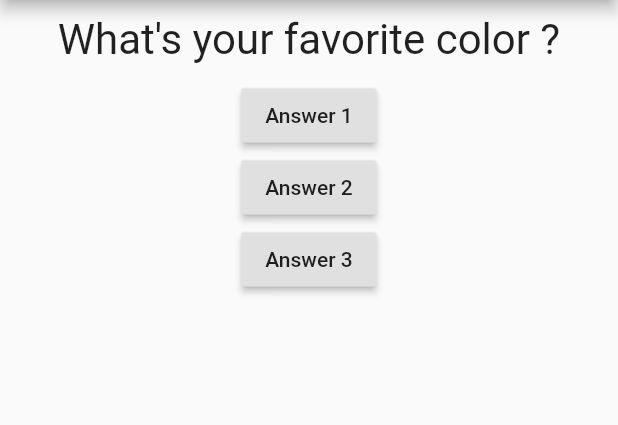
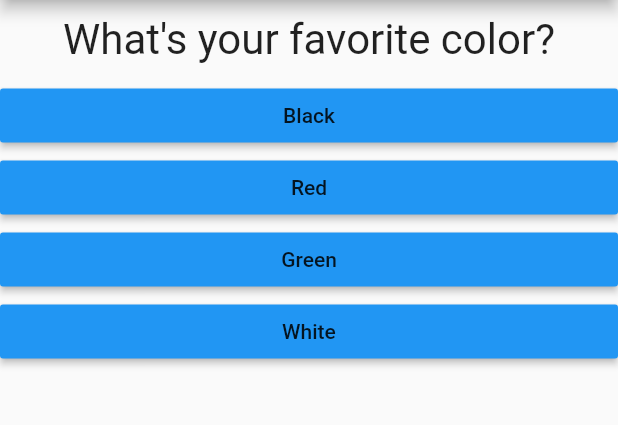
Before and after one commit to jirawatfreedom/my_app, a Flutter app: the screen it shows after launch, on a phone screen of 412 x 824 dp, the part 84-509 px from its top. Run offline on Flutter 3.47's test engine with Material 2 defaults, Android fonts, the phone set to English and light mode, and no system bars.

Commit message:
spit quiz

```diff
--- /dev/null
+++ b/lib/answer.dart
@@ -0,0 +1,18 @@
+import 'package:flutter/material.dart';
+
+class Answer extends StatelessWidget {
+  final Function selectHandler;
+  final String answerText;
+  Answer(this.selectHandler, this.answerText);
+  @override
+  Widget build(BuildContext context) {
+    return Container(
+      width: double.infinity,
+      child: RaisedButton(
+          color: Colors.blue,
+          child: Text(answerText),
+          onPressed: selectHandler,
+      ),
+    );
+  }
+}
--- a/lib/main.dart
+++ b/lib/main.dart
@@ -1,53 +1,68 @@
 import 'package:flutter/material.dart';
-import './question.dart';
+import './quiz.dart';
+
 void main() => runApp(MyApp());
 
 class MyApp extends StatefulWidget {
   @override
   State<StatefulWidget> createState() {
-    // TODO: implement createState
     return _MyAppState();
   }
 }
+
 class _MyAppState extends State<MyApp> {
   var _questionIndex = 0;
-  void answerQuestion() {
+  void _answerQuestion() {
     setState(() {
       _questionIndex = _questionIndex + 1;
     });
     print(_questionIndex);
   }
+
   @override
   Widget build(BuildContext context) {
-    var questions = [
-      'What\'s your favorite color ? ',
-      'What\'s your favorite animal ? '
+    final _questions = [
+      {
+        'questionText': 'What\'s your favorite color?',
+        'answers': [
+          'Black',
+          'Red',
+          'Green',
+          'White',
+        ],
+      },
+      {
+        'questionText': 'What\'s your favorite animal?',
+        'answers': [
+          'Rabbit',
+          'Snake',
+          'Elephant',
+          'Lion',
+        ],
+      },
+      {
+        'questionText': 'What\'s your favorite instructor?',
+        'answers': [
+          'Home',
+          'Tower',
+          'Elephant',
+          'Lion',
+        ],
+      },
     ];
     return MaterialApp(
       home: Scaffold(
         appBar: AppBar(
           title: Text('My First App'),
         ),
-            body: Column(
-                children: [
-                  Question(
-                      questions[_questionIndex],
-                  ),
-                  RaisedButton(
-                      child: Text('Answer 1'),
-                      onPressed: answerQuestion,
-                  ),
-                  RaisedButton(
-                      child: Text('Answer 2'),
-                      onPressed: () => print('Answer 2 chosen!'),
-                  ),
-                  RaisedButton(
-                      child: Text('Answer 3'),
-                      onPressed: () {
-                        print('Answer 3 chosen!');
-                      },
-                  ),
-                ],
+        body: _questionIndex < _questions.length
+            ? Quiz(
+                answerQuestion: _answerQuestion,
+                questionIndex: _questionIndex,
+                questions: _questions,
+              )
+            : Center(
+                child: Text('You did it!'),
               ),
       ),
     );
--- /dev/null
+++ b/lib/quiz.dart
@@ -0,0 +1,26 @@
+import 'package:flutter/material.dart';
+import './question.dart';
+import './answer.dart';
+
+class Quiz extends StatelessWidget {
+  final List<Map<String, Object>> questions;
+  final int questionIndex;
+  final Function answerQuestion;
+  Quiz(
+      {@required this.questions,
+      @required this.answerQuestion,
+      @required this.questionIndex});
+  @override
+  Widget build(BuildContext context) {
+    return Column(
+      children: [
+        Question(
+          questions[questionIndex]['questionText'],
+        ),
+        ...(questions[questionIndex]['answers'] as List<String>).map((answer) {
+          return Answer(answerQuestion, answer);
+        }).toList()
+      ],
+    );
+  }
+}
--- /dev/null
+++ b/lib/result.dart
@@ -0,0 +1,10 @@
+import 'package:flutter/material.dart';
+
+class Result extends StatelessWidget {
+  @override
+  Widget build(BuildContext context) {
+    return Container(
+
+    );
+  }
+}
```
Lines whose indentation alone changed are shown as unchanged.
